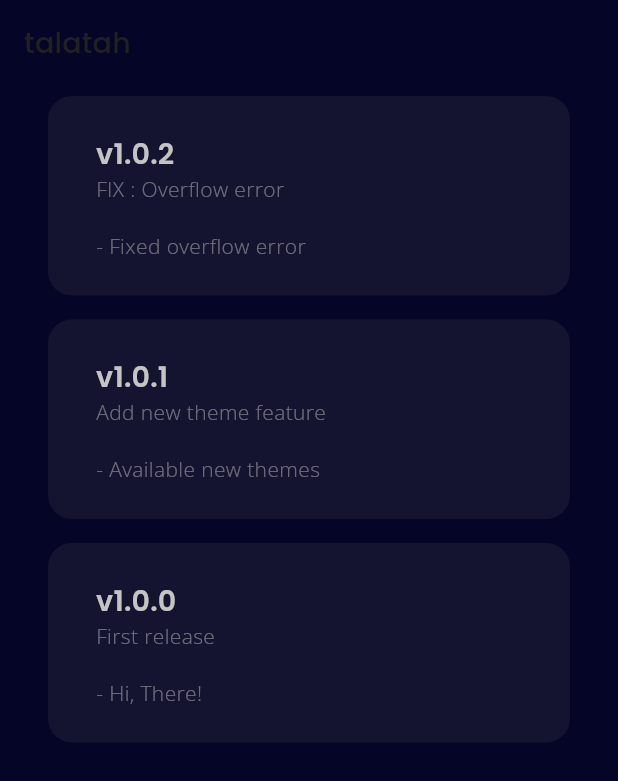
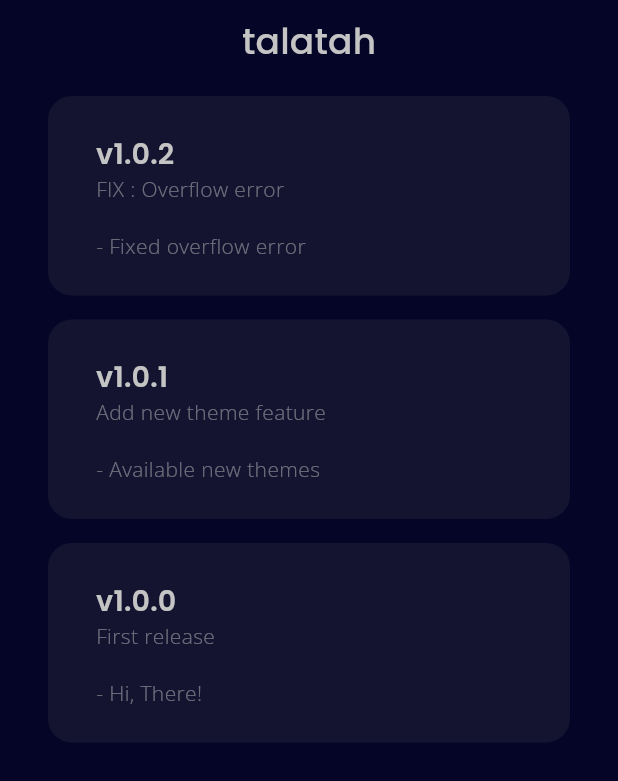
Before and after one commit to aallithioo/talatah-app, a Flutter app: the screen it shows after launch, on a phone screen of 412 x 824 dp. Shown: the top 781 px of the screen. Run offline on Flutter 3.47's test engine with Material 2 defaults, Android fonts, the phone set to English and light mode, and no system bars; our stand-ins replace get, google_fonts.

```diff
--- a/lib/src/app/widgets/custom_appbar.dart
+++ b/lib/src/app/widgets/custom_appbar.dart
@@ -1,3 +1,5 @@
+import 'package:aallithioo/src/app/themes/color.dart';
+import 'package:aallithioo/src/app/themes/size.dart';
 import 'package:aallithioo/src/app/themes/theme.dart';
 import 'package:flutter/material.dart';
 
@@ -5,44 +7,16 @@ import '../themes/fontweight.dart';
 
 AppBar kAppBar(String title, [Icon? firstIcon, Icon? secondIcon]) {
   return AppBar(
-    title: Row(
-      mainAxisAlignment: MainAxisAlignment.spaceBetween,
-      crossAxisAlignment: CrossAxisAlignment.center,
-      children: [
-        Text(
-          title,
-          style: kThioAlli.textTheme.headline6!.copyWith(
-            color: kThioAlli.textTheme.headline6!.color,
-            fontWeight: kFontWeightMedium,
-          ),
-        ),
-        Row(
-          mainAxisAlignment: MainAxisAlignment.end,
-          crossAxisAlignment: CrossAxisAlignment.center,
-          children: const [
-            // IconButton(
-            //   icon: firstIcon ??
-            //       Icon(
-            //         Icons.notifications_rounded,
-            //         color: kWhiteColorShade500,
-            //       ),
-            //   color: kWhiteColorShade500,
-            //   onPressed: () {},
-            // ),
-            // IconButton(
-            //   icon: secondIcon ??
-            //       Icon(
-            //         Icons.shopping_bag_rounded,
-            //         color: kWhiteColorShade500,
-            //       ),
-            //   color: kWhiteColorShade500,
-            //   onPressed: () {},
-            // ),
-          ],
-        ),
-      ],
+    title: Text(
+      title,
+      style: kThioAlli.textTheme.headline6!.copyWith(
+        color: kAccentColor,
+        fontSize: kSizeMedium,
+        fontWeight: kFontWeightMedium,
+      ),
     ),
     backgroundColor: Colors.transparent,
+    centerTitle: true,
     foregroundColor: kThioAlli.textTheme.headline1!.color,
     shadowColor: Colors.transparent,
     elevation: 0.0,
```
